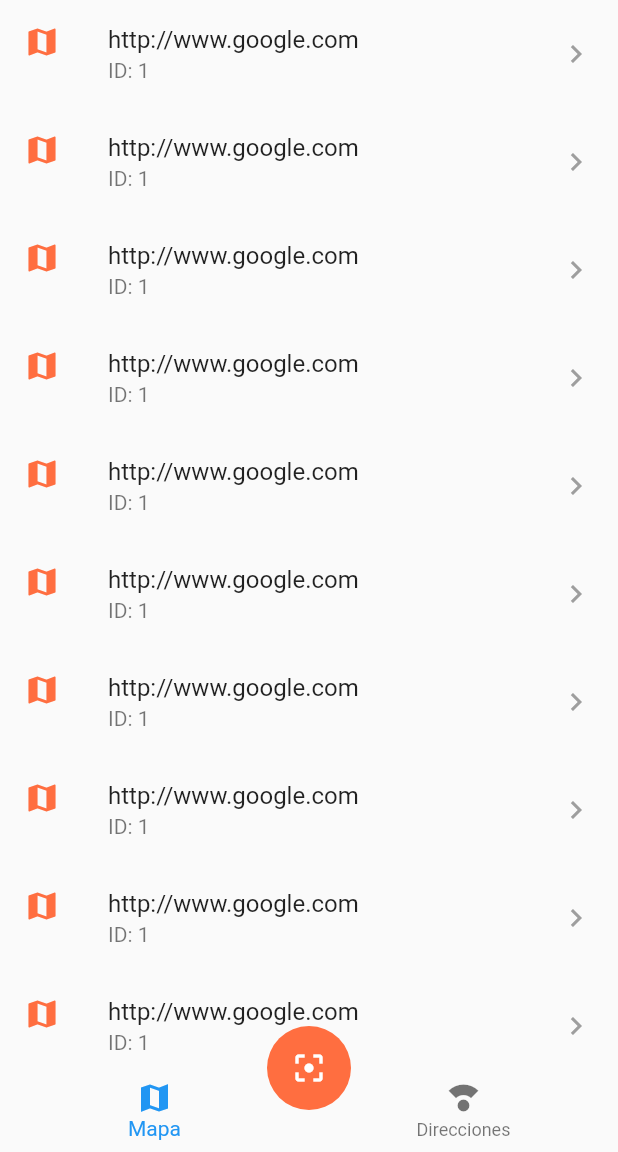
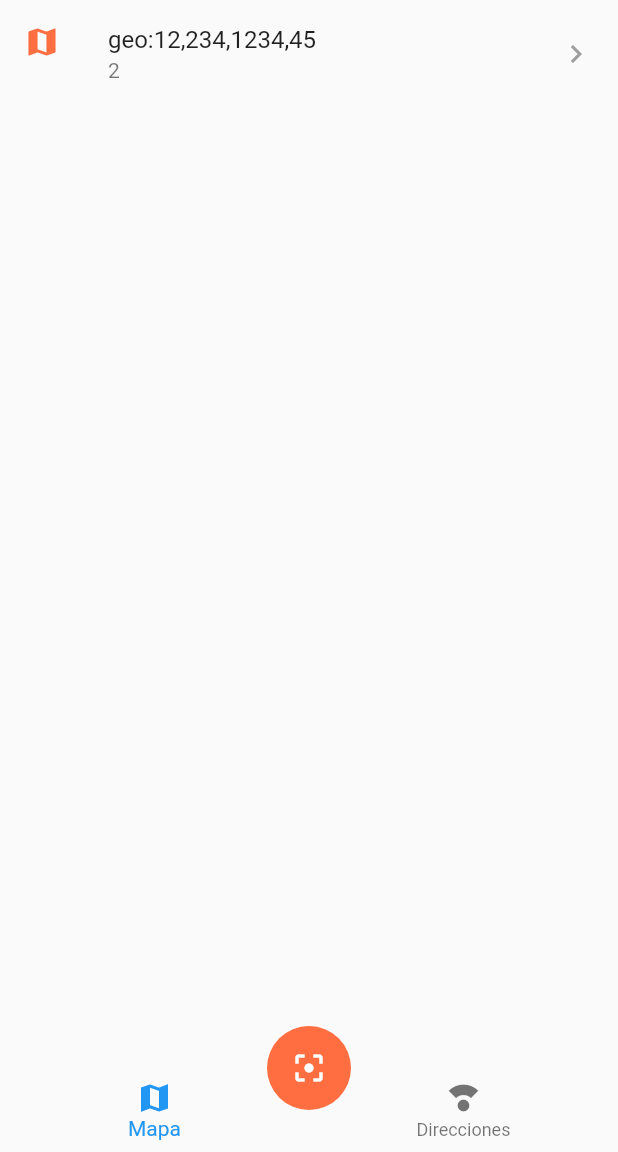
Before and after one commit to julianfrancodev/spoon-qr-scanner, a Flutter app: the screen it shows after launch, after a tap on the "filter center focus" icon, on a phone screen of 412 x 824 dp, the part 84-1236 px from its top. Run offline on Flutter 3.47's test engine with Material 2 defaults, Android fonts, the phone set to English and light mode, and no system bars; our stand-ins replace sqflite; missing offline and left inert: flutter_barcode_scanner; accounts and stored records are empty.

Commit message:
improve some files

```diff
--- a/lib/src/models/scan_model.dart
+++ b/lib/src/models/scan_model.dart
@@ -15,7 +15,7 @@ class ScanModel {
     this.valor,
     this.tipo,
   }) {
-    if (this.tipo.contains("http")) {
+    if (this.valor.contains("http")) {
       this.tipo = 'http';
     } else {
       this.tipo = "geo";
--- a/lib/src/pages/home_page.dart
+++ b/lib/src/pages/home_page.dart
@@ -3,6 +3,7 @@ import 'package:provider/provider.dart';
 import 'package:qrscanner_v2/src/pages/directions_page.dart';
 import 'package:qrscanner_v2/src/pages/maps_page.dart';
 import 'package:qrscanner_v2/src/providers/db_provider.dart';
+import 'package:qrscanner_v2/src/providers/scan_list_provider.dart';
 import 'package:qrscanner_v2/src/providers/ui_provider.dart';
 import 'package:qrscanner_v2/src/widgets/custom_navigation_bar.dart';
 import 'package:qrscanner_v2/src/widgets/scan_button.dart';
@@ -29,7 +30,6 @@ class HomePage extends StatelessWidget {
 class _HomePageBody extends StatelessWidget {
   @override
   Widget build(BuildContext context) {
-
     // Obtener el seleted desde el provider
 
     final uiProvider = Provider.of<UiProvider>(context);
@@ -39,20 +39,25 @@ class _HomePageBody extends StatelessWidget {
 
     // todo: temporal leer la base de datos
 
-    final tempScan = new ScanModel(valor: "http://www.google.com",tipo: 'http');
+    final tempScan =
+        new ScanModel(valor: "http://www.google.com", tipo: 'http');
 
+    // Usar el scan list provider
+
+    final scanListProvider =
+        Provider.of<ScanListProvider>(context, listen: false);
 
     DbProvider.db.getAllScans().then((value) => print(value));
 
-    switch(currentIndex){
-
+    switch (currentIndex) {
       case 0:
+        scanListProvider.loadScansByType('geo');
         return MapsPage();
 
       case 1:
+        scanListProvider.loadScansByType('http');
+
         return DirectionsPage();
-
-
 
       default:
         return MapsPage();
--- a/lib/src/pages/maps_page.dart
+++ b/lib/src/pages/maps_page.dart
@@ -1,16 +1,24 @@
 import 'package:flutter/material.dart';
+import 'package:provider/provider.dart';
+import 'package:qrscanner_v2/src/providers/scan_list_provider.dart';
 
 
 class MapsPage extends StatelessWidget {
   @override
   Widget build(BuildContext context) {
+
+    final scanListProvider = Provider.of<ScanListProvider>(context);
+
+    final scans = scanListProvider.scans;
+
+
     return ListView.builder(
-      itemCount: 10,
+      itemCount: scans.length,
       itemBuilder: (_, i){
         return ListTile(
           leading: Icon(Icons.map, color: Theme.of(context).primaryColor,),
-          title: Text("http://www.google.com"),
-          subtitle: Text("ID: 1"),
+          title: Text(scans[i].valor),
+          subtitle: Text(scans[i].id.toString()),
           trailing: Icon(Icons.keyboard_arrow_right, color: Colors.grey,) ,
           onTap: (){
             print("abriedo algo");
--- a/lib/src/providers/scan_list_provider.dart
+++ b/lib/src/providers/scan_list_provider.dart
@@ -29,6 +29,7 @@ class ScanListProvider extends ChangeNotifier {
   }
 
   loadScansByType(String tipo) async {
+
     final scans = await DbProvider.db.getScansByType(tipo);
 
     this.scans = [...scans];
--- a/lib/src/widgets/scan_button.dart
+++ b/lib/src/widgets/scan_button.dart
@@ -1,5 +1,7 @@
 import 'package:flutter/material.dart';
 import 'package:flutter_barcode_scanner/flutter_barcode_scanner.dart';
+import 'package:provider/provider.dart';
+import 'package:qrscanner_v2/src/providers/scan_list_provider.dart';
 
 class ScanButton extends StatelessWidget {
   @override
@@ -13,12 +15,17 @@ class ScanButton extends StatelessWidget {
         //     false,
         //     ScanMode.QR);
 
-        final barcodeScanner = "https://quirky-haibt-6b16cd.netlify.app/";
+        final barcodeScanner = "http://quirky-haibt-6b16cd.netlify.app/";
+
+        final scanListProvider = Provider.of<ScanListProvider>(context, listen: false);
+
+        scanListProvider.createScan(barcodeScanner);
+
+        scanListProvider.createScan('geo:12,234,1234,45');
 
 
 
-        print(barcodeScanner);
-      },
+        },
       child: Icon(Icons.filter_center_focus),
     );
   }
```
